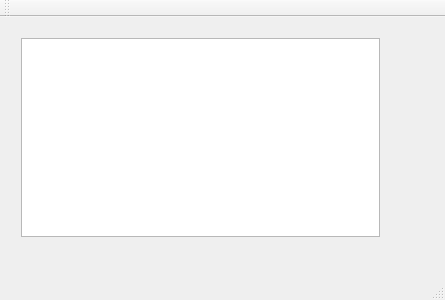
Before: the Qt Designer form QTLinuxProj/HandanLinux/mainwindow.ui in alon0808/ProjectAfcApp, drawn with Qt 5.
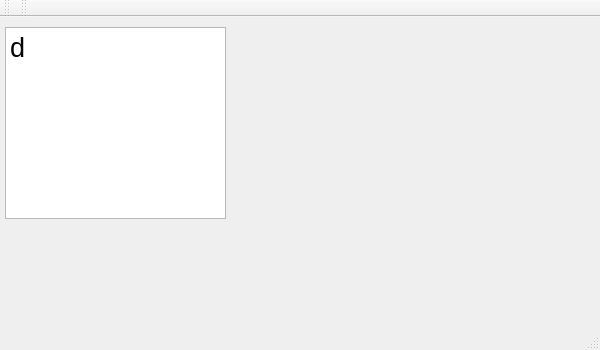
After: the same form once the commit is applied.

```diff
--- a/QTLinuxProj/HandanLinux/mainwindow.ui
+++ b/QTLinuxProj/HandanLinux/mainwindow.ui
@@ -6,43 +6,62 @@
    <rect>
     <x>0</x>
     <y>0</y>
-    <width>445</width>
-    <height>300</height>
+    <width>600</width>
+    <height>350</height>
    </rect>
   </property>
+  <property name="minimumSize">
+   <size>
+    <width>600</width>
+    <height>350</height>
+   </size>
+  </property>
   <property name="windowTitle">
    <string>MainWindow</string>
   </property>
   <widget class="QWidget" name="centralWidget">
    <property name="maximumSize">
     <size>
-     <width>400</width>
-     <height>240</height>
+     <width>600</width>
+     <height>320</height>
     </size>
    </property>
-   <widget class="QWidget" name="verticalLayoutWidget">
+   <widget class="QTextEdit" name="textEdit">
     <property name="geometry">
      <rect>
-      <x>10</x>
+      <x>5</x>
       <y>10</y>
-      <width>381</width>
-      <height>221</height>
+      <width>221</width>
+      <height>192</height>
      </rect>
     </property>
-    <layout class="QVBoxLayout" name="verticalLayout">
-     <property name="sizeConstraint">
-      <enum>QLayout::SetMaximumSize</enum>
-     </property>
-     <item>
-      <widget class="QTextEdit" name="textEdit">
-       <property name="font">
-        <font>
-         <pointsize>20</pointsize>
-        </font>
-       </property>
-      </widget>
-     </item>
-    </layout>
+    <property name="minimumSize">
+     <size>
+      <width>221</width>
+      <height>192</height>
+     </size>
+    </property>
+    <property name="maximumSize">
+     <size>
+      <width>600</width>
+      <height>350</height>
+     </size>
+    </property>
+    <property name="font">
+     <font>
+      <pointsize>20</pointsize>
+     </font>
+    </property>
+    <property name="sizeAdjustPolicy">
+     <enum>QAbstractScrollArea::AdjustIgnored</enum>
+    </property>
+    <property name="html">
+     <string>&lt;!DOCTYPE HTML PUBLIC &quot;-//W3C//DTD HTML 4.0//EN&quot; &quot;http://www.w3.org/TR/REC-html40/strict.dtd&quot;&gt;
+&lt;html&gt;&lt;head&gt;&lt;meta name=&quot;qrichtext&quot; content=&quot;1&quot; /&gt;&lt;style type=&quot;text/css&quot;&gt;
+p, li { white-space: pre-wrap; }
+&lt;/style&gt;&lt;/head&gt;&lt;body style=&quot; font-family:'Ubuntu'; font-size:20pt; font-weight:400; font-style:normal;&quot;&gt;
+&lt;p style=&quot; margin-top:0px; margin-bottom:0px; margin-left:0px; margin-right:0px; -qt-block-indent:0; text-indent:0px;&quot;&gt;d&lt;/p&gt;&lt;/body&gt;&lt;/html&gt;</string>
+    </property>
    </widget>
   </widget>
   <widget class="QMenuBar" name="menuBar">
@@ -70,6 +89,17 @@
    </attribute>
   </widget>
   <widget class="QStatusBar" name="statusBar"/>
+  <widget class="QToolBar" name="toolBar">
+   <property name="windowTitle">
+    <string>toolBar</string>
+   </property>
+   <attribute name="toolBarArea">
+    <enum>TopToolBarArea</enum>
+   </attribute>
+   <attribute name="toolBarBreak">
+    <bool>false</bool>
+   </attribute>
+  </widget>
  </widget>
  <layoutdefault spacing="6" margin="11"/>
  <resources/>
```
Left out of the diff: 2 changed lines with no effect on the pictures.
